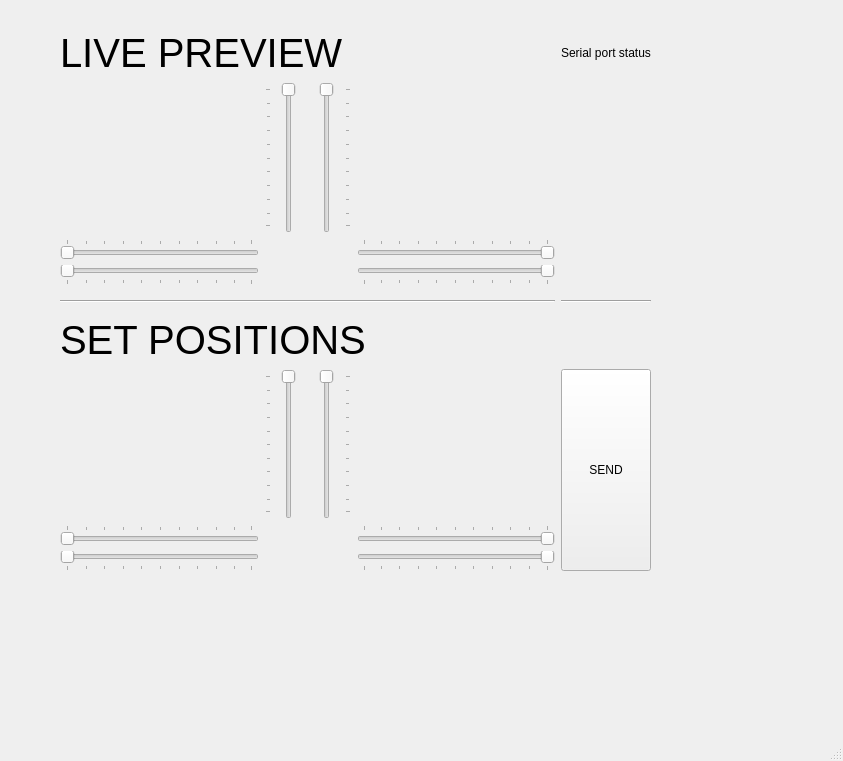
Old version of the form TSE_PC.ui in the repository julia-okuniewska/projekt_inzynierski_pc.
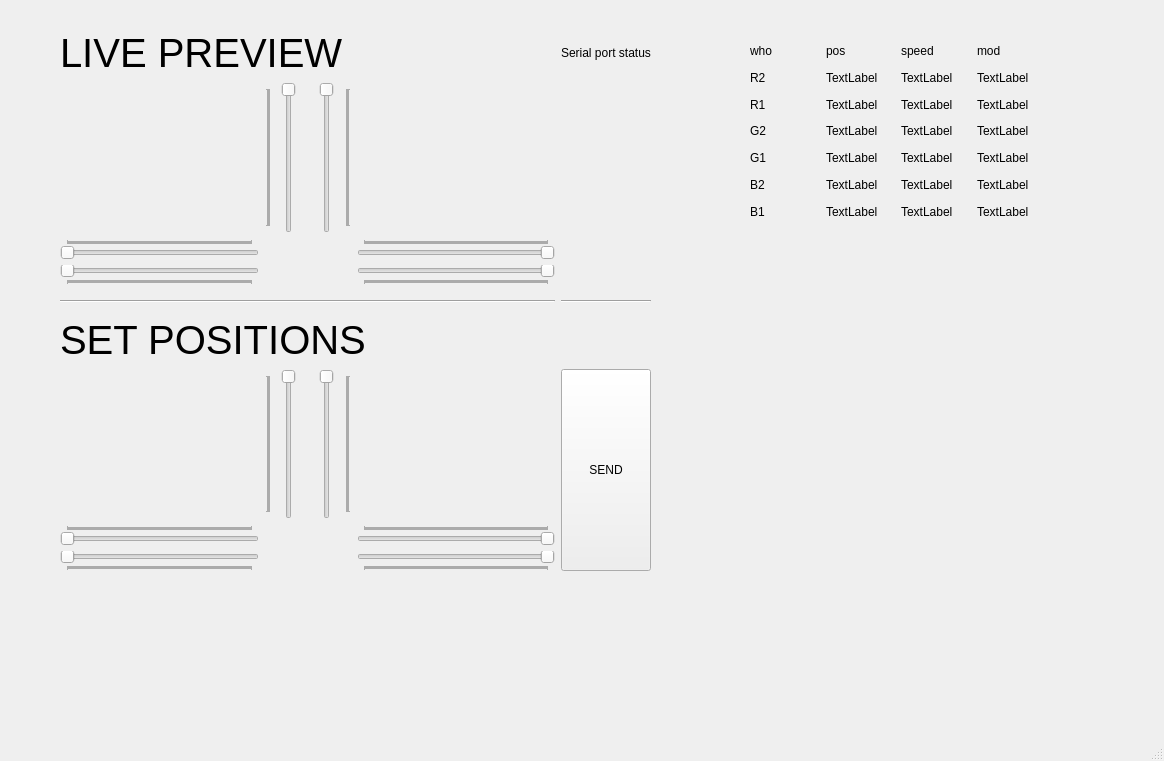
New version of the form.

Commit message: Serial communication with gui + gui signal slot update

Patch:
```diff
--- a/TSE_PC.ui
+++ b/TSE_PC.ui
@@ -6,7 +6,7 @@
    <rect>
     <x>0</x>
     <y>0</y>
-    <width>843</width>
+    <width>1164</width>
     <height>761</height>
    </rect>
   </property>
@@ -79,6 +79,9 @@
        </item>
        <item row="1" column="3">
         <widget class="QSlider" name="slider_r2">
+         <property name="maximum">
+          <number>7500</number>
+         </property>
          <property name="orientation">
           <enum>Qt::Horizontal</enum>
          </property>
@@ -95,6 +98,9 @@
        </item>
        <item row="2" column="0">
         <widget class="QSlider" name="slider_g2">
+         <property name="maximum">
+          <number>7500</number>
+         </property>
          <property name="orientation">
           <enum>Qt::Horizontal</enum>
          </property>
@@ -111,6 +117,9 @@
            <verstretch>0</verstretch>
           </sizepolicy>
          </property>
+         <property name="maximum">
+          <number>7500</number>
+         </property>
          <property name="orientation">
           <enum>Qt::Vertical</enum>
          </property>
@@ -124,6 +133,9 @@
        </item>
        <item row="1" column="0">
         <widget class="QSlider" name="slider_b1">
+         <property name="maximum">
+          <number>7500</number>
+         </property>
          <property name="orientation">
           <enum>Qt::Horizontal</enum>
          </property>
@@ -134,6 +146,9 @@
        </item>
        <item row="2" column="3">
         <widget class="QSlider" name="slider_g1">
+         <property name="maximum">
+          <number>7500</number>
+         </property>
          <property name="orientation">
           <enum>Qt::Horizontal</enum>
          </property>
@@ -156,6 +171,9 @@
          <property name="layoutDirection">
           <enum>Qt::LeftToRight</enum>
          </property>
+         <property name="maximum">
+          <number>7500</number>
+         </property>
          <property name="orientation">
           <enum>Qt::Vertical</enum>
          </property>
@@ -208,6 +226,9 @@
        </item>
        <item row="1" column="3">
         <widget class="QSlider" name="slider_r2_usr">
+         <property name="maximum">
+          <number>7500</number>
+         </property>
          <property name="orientation">
           <enum>Qt::Horizontal</enum>
          </property>
@@ -224,6 +245,9 @@
        </item>
        <item row="2" column="0">
         <widget class="QSlider" name="slider_g2_usr">
+         <property name="maximum">
+          <number>7500</number>
+         </property>
          <property name="orientation">
           <enum>Qt::Horizontal</enum>
          </property>
@@ -234,6 +258,9 @@
        </item>
        <item row="1" column="0">
         <widget class="QSlider" name="slider_b1_usr">
+         <property name="maximum">
+          <number>7500</number>
+         </property>
          <property name="orientation">
           <enum>Qt::Horizontal</enum>
          </property>
@@ -244,6 +271,9 @@
        </item>
        <item row="2" column="3">
         <widget class="QSlider" name="slider_g1_usr">
+         <property name="maximum">
+          <number>7500</number>
+         </property>
          <property name="orientation">
           <enum>Qt::Horizontal</enum>
          </property>
@@ -282,6 +312,9 @@
          <property name="layoutDirection">
           <enum>Qt::LeftToRight</enum>
          </property>
+         <property name="maximum">
+          <number>7500</number>
+         </property>
          <property name="orientation">
           <enum>Qt::Vertical</enum>
          </property>
@@ -306,6 +339,9 @@
            <strikeout>false</strikeout>
           </font>
          </property>
+         <property name="maximum">
+          <number>7500</number>
+         </property>
          <property name="orientation">
           <enum>Qt::Vertical</enum>
          </property>
@@ -369,6 +405,230 @@
      </item>
     </layout>
    </widget>
+   <widget class="QWidget" name="">
+    <property name="geometry">
+     <rect>
+      <x>750</x>
+      <y>40</y>
+      <width>296</width>
+      <height>182</height>
+     </rect>
+    </property>
+    <layout class="QHBoxLayout" name="horizontalLayout">
+     <item>
+      <layout class="QVBoxLayout" name="verticalLayout_5">
+       <item>
+        <widget class="QLabel" name="label_31">
+         <property name="text">
+          <string>who</string>
+         </property>
+        </widget>
+       </item>
+       <item>
+        <widget class="QLabel" name="label_32">
+         <property name="text">
+          <string>R2</string>
+         </property>
+        </widget>
+       </item>
+       <item>
+        <widget class="QLabel" name="label_33">
+         <property name="text">
+          <string>R1</string>
+         </property>
+        </widget>
+       </item>
+       <item>
+        <widget class="QLabel" name="label_34">
+         <property name="text">
+          <string>G2</string>
+         </property>
+        </widget>
+       </item>
+       <item>
+        <widget class="QLabel" name="label_35">
+         <property name="text">
+          <string>G1</string>
+         </property>
+        </widget>
+       </item>
+       <item>
+        <widget class="QLabel" name="label_36">
+         <property name="text">
+          <string>B2</string>
+         </property>
+        </widget>
+       </item>
+       <item>
+        <widget class="QLabel" name="label_37">
+         <property name="text">
+          <string>B1</string>
+         </property>
+        </widget>
+       </item>
+      </layout>
+     </item>
+     <item>
+      <layout class="QVBoxLayout" name="verticalLayout">
+       <item>
+        <widget class="QLabel" name="label_4">
+         <property name="text">
+          <string>pos</string>
+         </property>
+        </widget>
+       </item>
+       <item>
+        <widget class="QLabel" name="l_r2_pos">
+         <property name="text">
+          <string>TextLabel</string>
+         </property>
+        </widget>
+       </item>
+       <item>
+        <widget class="QLabel" name="l_r1_pos">
+         <property name="text">
+          <string>TextLabel</string>
+         </property>
+        </widget>
+       </item>
+       <item>
+        <widget class="QLabel" name="l_g2_pos">
+         <property name="text">
+          <string>TextLabel</string>
+         </property>
+        </widget>
+       </item>
+       <item>
+        <widget class="QLabel" name="l_g1_pos">
+         <property name="text">
+          <string>TextLabel</string>
+         </property>
+        </widget>
+       </item>
+       <item>
+        <widget class="QLabel" name="l_b2_pos">
+         <property name="text">
+          <string>TextLabel</string>
+         </property>
+        </widget>
+       </item>
+       <item>
+        <widget class="QLabel" name="l_b1_pos">
+         <property name="text">
+          <string>TextLabel</string>
+         </property>
+        </widget>
+       </item>
+      </layout>
+     </item>
+     <item>
+      <layout class="QVBoxLayout" name="verticalLayout_2">
+       <item>
+        <widget class="QLabel" name="label_13">
+         <property name="text">
+          <string>speed</string>
+         </property>
+        </widget>
+       </item>
+       <item>
+        <widget class="QLabel" name="l_r2_speed">
+         <property name="text">
+          <string>TextLabel</string>
+         </property>
+        </widget>
+       </item>
+       <item>
+        <widget class="QLabel" name="l_r1_speed">
+         <property name="text">
+          <string>TextLabel</string>
+         </property>
+        </widget>
+       </item>
+       <item>
+        <widget class="QLabel" name="l_g2_speed">
+         <property name="text">
+          <string>TextLabel</string>
+         </property>
+        </widget>
+       </item>
+       <item>
+        <widget class="QLabel" name="l_g1_speed">
+         <property name="text">
+          <string>TextLabel</string>
+         </property>
+        </widget>
+       </item>
+       <item>
+        <widget class="QLabel" name="l_b2_speed">
+         <property name="text">
+          <string>TextLabel</string>
+         </property>
+        </widget>
+       </item>
+       <item>
+        <widget class="QLabel" name="l_b1_speed">
+         <property name="text">
+          <string>TextLabel</string>
+         </property>
+        </widget>
+       </item>
+      </layout>
+     </item>
+     <item>
+      <layout class="QVBoxLayout" name="verticalLayout_3">
+       <item>
+        <widget class="QLabel" name="label_16">
+         <property name="text">
+          <string>mod</string>
+         </property>
+        </widget>
+       </item>
+       <item>
+        <widget class="QLabel" name="l_r2_mod">
+         <property name="text">
+          <string>TextLabel</string>
+         </property>
+        </widget>
+       </item>
+       <item>
+        <widget class="QLabel" name="l_r1_mod">
+         <property name="text">
+          <string>TextLabel</string>
+         </property>
+        </widget>
+       </item>
+       <item>
+        <widget class="QLabel" name="l_g2_mod">
+         <property name="text">
+          <string>TextLabel</string>
+         </property>
+        </widget>
+       </item>
+       <item>
+        <widget class="QLabel" name="l_g1_mod">
+         <property name="text">
+          <string>TextLabel</string>
+         </property>
+        </widget>
+       </item>
+       <item>
+        <widget class="QLabel" name="l_b2_mod">
+         <property name="text">
+          <string>TextLabel</string>
+         </property>
+        </widget>
+       </item>
+       <item>
+        <widget class="QLabel" name="l_b1_mod">
+         <property name="text">
+          <string>TextLabel</string>
+         </property>
+        </widget>
+       </item>
+      </layout>
+     </item>
+    </layout>
+   </widget>
   </widget>
   <widget class="QMenuBar" name="menubar">
    <property name="geometry">
```
Left out of the diff: 2 changed lines with no effect on the pictures. The commit also changes 5 other files.
